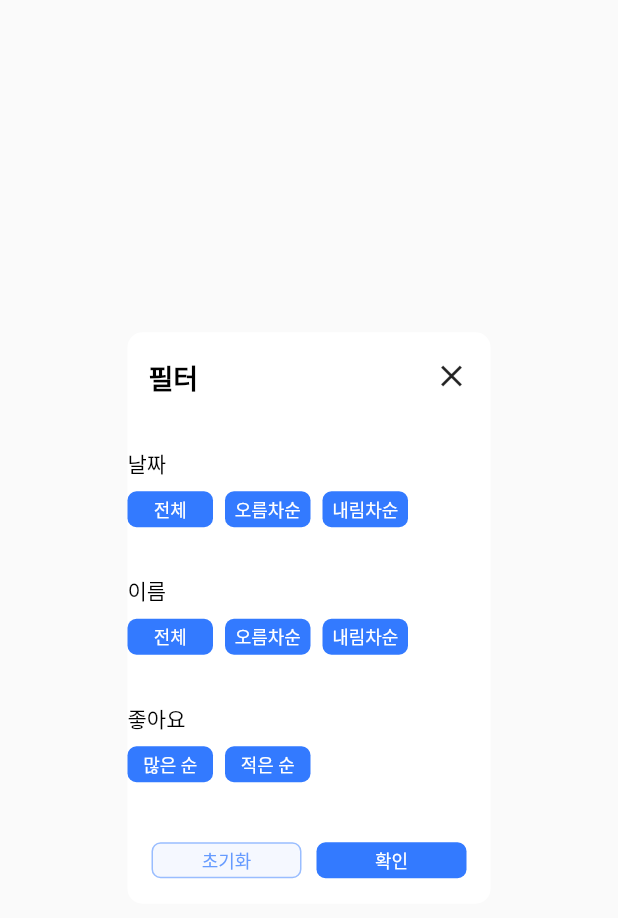
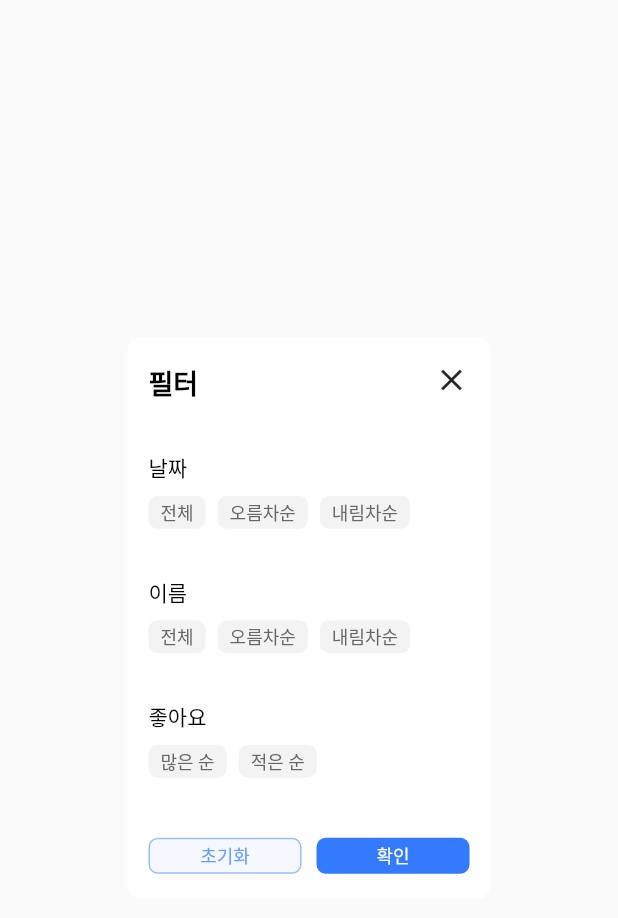
Before and after one commit to CosmicLatte009/spec, a Flutter app: the FilterPopup widget shown alone on an empty page, opened directly, on a phone screen of 412 x 824 dp. Shown: the top 918 px of the screen. Run offline on Flutter 3.47's test engine with Material 2 defaults, Android fonts, the phone set to English and light mode, and no system bars; our stand-ins replace dio, flutter_secure_storage, flutter_svg, flutter_switch, get; accounts and stored records are empty; Roboto replaces fonts that are missing (Pretendard); project files that could hold a hidden picture were left out.

Commit message:
Feat: CustomButton 적용

```diff
--- a/lib/view/widget/popup/filter_items.dart
+++ b/lib/view/widget/popup/filter_items.dart
@@ -1,6 +1,6 @@
 import 'package:flutter/material.dart';
 import 'package:spec/util/app_text_style.dart';
-import 'package:spec/view/widget/button/button_xsmall.dart';
+import 'package:spec/view/widget/button/custom_button.dart';
 
 class FilterItems extends StatelessWidget {
   const FilterItems({
@@ -27,10 +27,10 @@ class FilterItems extends StatelessWidget {
           children: list
               .map((item) => Padding(
                     padding: const EdgeInsets.only(right: 8),
-                    child: ButtonXsmall(
+                    child: CustomButton(
                       text: item,
-                      width: 57,
-                      onTap: () {},
+                      height: 22,
+                      type: ButtonType.neutral,
                     ),
                   ))
               .toList(),
--- a/lib/view/widget/popup/filter_popup.dart
+++ b/lib/view/widget/popup/filter_popup.dart
@@ -1,5 +1,5 @@
 import 'package:flutter/material.dart';
-import 'package:spec/view/widget/button/button_xsmall.dart';
+import 'package:spec/view/widget/button/custom_button.dart';
 import 'package:spec/view/widget/popup/filter_items.dart';
 import 'package:spec/view/widget/popup/popup.dart';
 
@@ -20,6 +20,8 @@ class _FilterPopupState extends State<FilterPopup> {
   Widget build(BuildContext context) {
     return Popup(
       label: '필터',
+      child: Padding(
+        padding: const EdgeInsets.symmetric(horizontal: 14.0),
         child: Column(
           mainAxisSize: MainAxisSize.min,
           children: [
@@ -33,26 +35,28 @@ class _FilterPopupState extends State<FilterPopup> {
               height: 8,
             ),
             Row(
-            mainAxisAlignment: MainAxisAlignment.center,
               children: [
-              ButtonXsmall(
-                onTap: () {},
+                Expanded(
+                  child: CustomButton(
                     text: '초기화',
-                width: 100,
-                outline: true,
+                    height: 24,
+                    type: ButtonType.outline,
+                  ),
                 ),
                 const SizedBox(
                   width: 10,
                 ),
-              ButtonXsmall(
-                onTap: () {},
+                Expanded(
+                  child: CustomButton(
+                    height: 24,
                     text: '확인',
-                width: 100,
+                  ),
                 ),
               ],
             ),
           ],
         ),
+      ),
     );
   }
 }
```
Also changed, not shown: lib/view/widget/popup/profile_popup.dart (+9 -9 lines), lib/view/widget/popup/signup_popup.dart (+27 -12 lines). Lines whose indentation alone changed are shown as unchanged.
